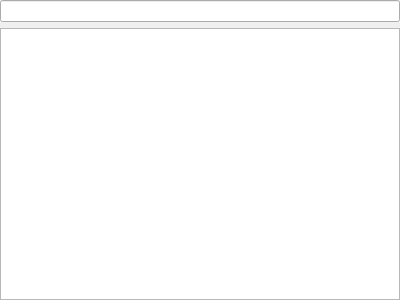
Before: the Qt Designer form ui/tools/problemreporter/problemreporterwidget.ui in KDAB/GammaRay, drawn with Qt 5.
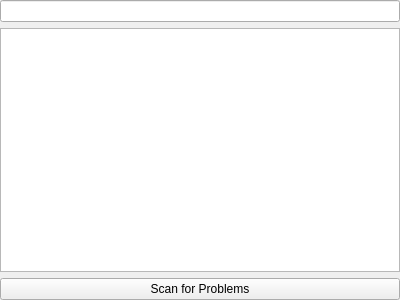
After: the same form once the commit is applied. Custom widgets are drawn as their Qt base class.

Commit message:
ProblemReporter: Add support for problem scans
This commit adds the framework for doing problem scans to the problem
reporter as well as a preliminary UI to start them.
So far, it's missing any start/finished notifications as well as names
and descriptions for the scans.

Diff of the .ui file:
```diff
--- a/ui/tools/problemreporter/problemreporterwidget.ui
+++ b/ui/tools/problemreporter/problemreporterwidget.ui
@@ -24,6 +24,13 @@
      </property>
     </widget>
    </item>
+   <item>
+    <widget class="QPushButton" name="scanButton">
+     <property name="text">
+      <string>Scan for Problems</string>
+     </property>
+    </widget>
+   </item>
   </layout>
  </widget>
  <customwidgets>
```
The commit also changes 13 other files.
